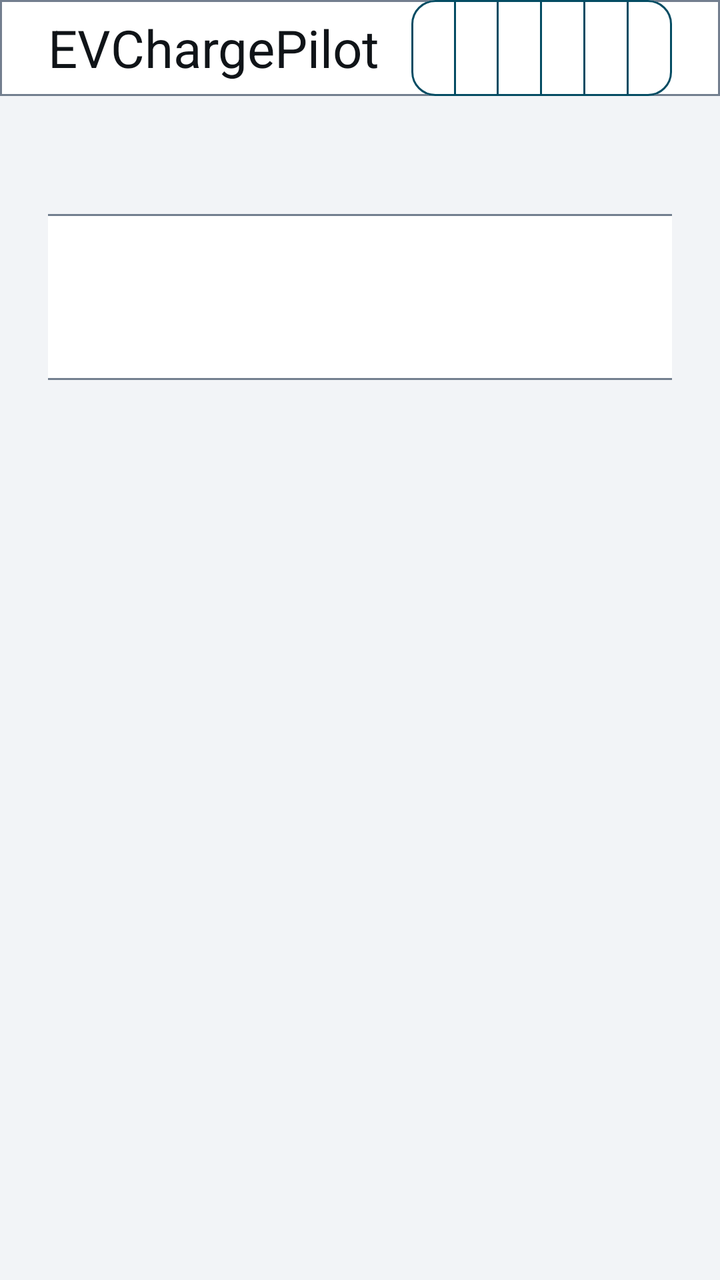
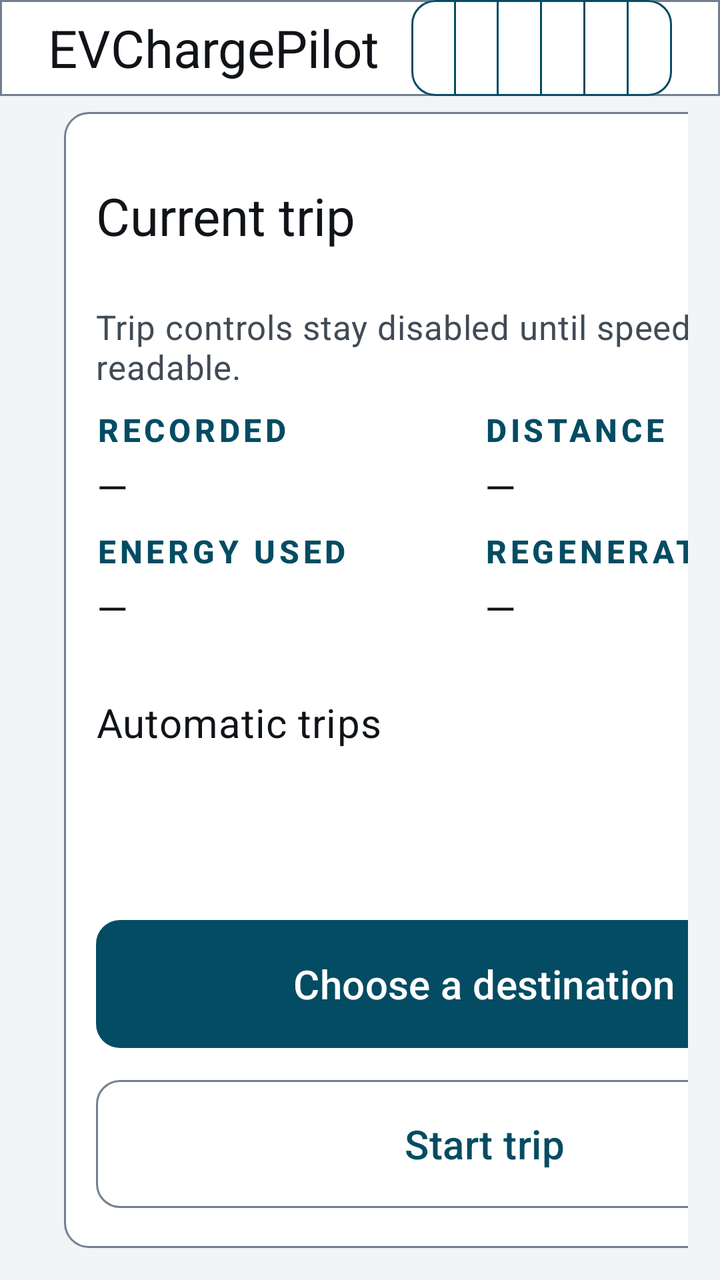

The first picture is an Android layout as it rendered before a commit; the second is the same layout after the commit. The layout source and the unified diff follow.
<!-- AndroidManifest.xml: application theme Theme.EVChargePilot -->
<!-- res/layout/activity_arrival_forecast.xml -->
<?xml version="1.0" encoding="utf-8"?>
<LinearLayout xmlns:android="http://schemas.android.com/apk/res/android"
    android:layout_width="match_parent"
    android:layout_height="match_parent"
    android:orientation="vertical">

    <LinearLayout
        android:layout_width="match_parent"
        android:layout_height="@dimen/chargepilot_bar_height"
        android:background="@drawable/bg_topbar"
        android:gravity="center_vertical"
        android:orientation="horizontal"
        android:paddingStart="@dimen/spacing_lg"
        android:paddingEnd="@dimen/spacing_lg">

        <include
            layout="@layout/view_primary_navigation"
            android:layout_width="0dp"
            android:layout_height="match_parent"
            android:layout_weight="1" />

    </LinearLayout>

    <ScrollView
        android:layout_width="match_parent"
        android:layout_height="0dp"
        android:layout_weight="1"
        android:fillViewport="true">

        <LinearLayout
            android:layout_width="match_parent"
            android:layout_height="wrap_content"
            android:gravity="center_horizontal"
            android:orientation="vertical"
            android:paddingStart="@dimen/spacing_lg"
            android:paddingTop="@dimen/chargepilot_bar_gap"
            android:paddingEnd="@dimen/spacing_lg"
            android:paddingBottom="@dimen/spacing_lg">

            <TextView
                android:id="@+id/arrivalStatus"
                android:layout_width="1400dp"
                android:layout_height="wrap_content"
                android:gravity="center"
                android:textAppearance="@style/Text.EV.Body"
                android:accessibilityLiveRegion="polite" />

            <TextView
                android:id="@+id/arrivalValue"
                android:layout_width="1400dp"
                android:layout_height="wrap_content"
                android:layout_marginTop="@dimen/spacing_lg"
                android:background="@drawable/bg_card"
                android:gravity="center"
                android:padding="@dimen/spacing_lg"
                android:textAppearance="@style/Text.EV.Title" />

            <TextView
                android:id="@+id/arrivalDetail"
                android:layout_width="1400dp"
                android:layout_height="wrap_content"
                android:layout_marginTop="@dimen/spacing_lg"
                android:background="@drawable/bg_card"
                android:lineSpacingExtra="6dp"
                android:padding="@dimen/spacing_lg"
                android:textAppearance="@style/Text.EV.Body"
                android:visibility="gone" />
        </LinearLayout>
    </ScrollView>
</LinearLayout>
<!-- res/layout/view_primary_navigation.xml (included above) -->
<?xml version="1.0" encoding="utf-8"?>
<LinearLayout
    xmlns:android="http://schemas.android.com/apk/res/android"
    xmlns:app="http://schemas.android.com/apk/res-auto"
    android:layout_width="match_parent"
    android:layout_height="match_parent"
    android:gravity="center_vertical"
    android:orientation="horizontal">

    <TextView
        android:layout_width="wrap_content"
        android:layout_height="wrap_content"
        android:layout_marginEnd="@dimen/spacing_md"
        android:text="@string/app_name"
        android:textAppearance="@style/Text.EV.Title" />

    <com.google.android.material.button.MaterialButtonToggleGroup
        android:id="@+id/primaryNavigation"
        android:layout_width="0dp"
        android:layout_height="match_parent"
        android:layout_weight="1"
        app:selectionRequired="true"
        app:singleSelection="true">

    <com.google.android.material.button.MaterialButton
        android:id="@+id/navEnergy"
        style="@style/Widget.EVChargePilot.NavTab"
        android:layout_width="0dp"
        android:layout_height="match_parent"
        android:layout_weight="1"
        android:text="@string/tab_energy" />

    <com.google.android.material.button.MaterialButton
        android:id="@+id/navArrival"
        style="@style/Widget.EVChargePilot.NavTab"
        android:layout_width="0dp"
        android:layout_height="match_parent"
        android:layout_weight="1"
        android:text="@string/tab_arrival" />

    <com.google.android.material.button.MaterialButton
        android:id="@+id/navTrips"
        style="@style/Widget.EVChargePilot.NavTab"
        android:layout_width="0dp"
        android:layout_height="match_parent"
        android:layout_weight="1"
        android:text="@string/tab_trips" />

    <com.google.android.material.button.MaterialButton
        android:id="@+id/navBattery"
        style="@style/Widget.EVChargePilot.NavTab"
        android:layout_width="0dp"
        android:layout_height="match_parent"
        android:layout_weight="1"
        android:text="@string/tab_battery" />

    <com.google.android.material.button.MaterialButton
        android:id="@+id/navDiagnostics"
        style="@style/Widget.EVChargePilot.NavTab"
        android:layout_width="0dp"
        android:layout_height="match_parent"
        android:layout_weight="1"
        android:text="@string/tab_diagnostics" />

    <com.google.android.material.button.MaterialButton
        android:id="@+id/navSettings"
        style="@style/Widget.EVChargePilot.NavTab"
        android:layout_width="0dp"
        android:layout_height="match_parent"
        android:layout_weight="1"
        android:text="@string/tab_settings" />
    </com.google.android.material.button.MaterialButtonToggleGroup>
</LinearLayout>
<!-- resources referenced by this layout -->
<resources>
  <string name="tab_arrival">Arrival</string>
  <!-- unchanged entries left out for length: 37 -->
</resources>

<!-- the commit's change to res/layout/activity_arrival_forecast.xml (unified diff, before → after) -->
@@ -21,52 +21,242 @@
 
     </LinearLayout>
 
-    <ScrollView
+    <LinearLayout
         android:layout_width="match_parent"
         android:layout_height="0dp"
         android:layout_weight="1"
-        android:fillViewport="true">
+        android:baselineAligned="false"
+        android:orientation="horizontal"
+        android:paddingStart="@dimen/spacing_md"
+        android:paddingTop="@dimen/chargepilot_bar_gap"
+        android:paddingEnd="@dimen/spacing_md"
+        android:paddingBottom="@dimen/spacing_md">
 
         <LinearLayout
-            android:layout_width="match_parent"
-            android:layout_height="wrap_content"
-            android:gravity="center_horizontal"
+            android:layout_width="0dp"
+            android:layout_height="match_parent"
+            android:layout_weight="1"
+            android:orientation="vertical">
+
+            <LinearLayout
+                android:layout_width="match_parent"
+                android:layout_height="wrap_content"
+                android:background="@drawable/bg_card"
+                android:orientation="vertical"
+                android:padding="@dimen/spacing_md">
+
+                <TextView
+                    style="@style/Text.EV.ReadoutLabel"
+                    android:text="@string/label_arrival" />
+
+                <TextView
+                    android:id="@+id/arrivalValue"
+                    android:layout_width="wrap_content"
+                    android:layout_height="wrap_content"
+                    android:fontFeatureSettings="tnum"
+                    android:textAppearance="@style/Text.EV.Display" />
+
+                <TextView
+                    android:id="@+id/arrivalStatus"
+                    android:layout_width="match_parent"
+                    android:layout_height="wrap_content"
+                    android:textAppearance="@style/Text.EV.Body"
+                    android:accessibilityLiveRegion="polite" />
+
+                <TextView
+                    android:id="@+id/arrivalDetail"
+                    android:layout_width="match_parent"
+                    android:layout_height="wrap_content"
+                    android:layout_marginTop="@dimen/spacing_xs"
+                    android:textAppearance="@style/Text.EV.Secondary"
+                    android:visibility="gone" />
+            </LinearLayout>
+
+            
+            <LinearLayout
+                android:layout_width="match_parent"
+                android:layout_height="0dp"
+                android:layout_weight="1"
+                android:layout_marginTop="@dimen/spacing_md"
+                android:background="@drawable/bg_card"
+                android:orientation="vertical">
+
+                <LinearLayout
+                    android:layout_width="match_parent"
+                    android:layout_height="0dp"
+                    android:layout_weight="1"
+                    android:baselineAligned="false"
+                    android:orientation="horizontal">
+
+                    <LinearLayout style="@style/Widget.EV.ClimateReadout" android:layout_weight="1">
+                        <TextView style="@style/Text.EV.ReadoutLabel" android:text="@string/label_range" />
+                        <TextView android:id="@+id/rangeValue" style="@style/Text.EV.ClimateValue" />
+                    </LinearLayout>
+                    <LinearLayout style="@style/Widget.EV.ClimateReadout" android:layout_weight="1">
+                        <TextView style="@style/Text.EV.ReadoutLabel" android:text="@string/label_outside_temp" />
+                        <TextView android:id="@+id/outsideTempValue" style="@style/Text.EV.ClimateValue" />
+                    </LinearLayout>
+                    <LinearLayout style="@style/Widget.EV.ClimateReadout" android:layout_weight="1">
+                        <TextView style="@style/Text.EV.ReadoutLabel" android:text="@string/label_cabin_temp" />
+                        <TextView android:id="@+id/cabinTempValue" style="@style/Text.EV.ClimateValue" />
+                    </LinearLayout>
+                    
+                    <LinearLayout style="@style/Widget.EV.ClimateReadout" android:layout_weight="1">
+                        <TextView style="@style/Text.EV.ReadoutLabel" android:text="@string/label_climate_driver_target" />
+                        <TextView android:id="@+id/climateDriverTargetValue" style="@style/Text.EV.ClimateValue" />
+                    </LinearLayout>
+                    <LinearLayout style="@style/Widget.EV.ClimateReadout" android:layout_weight="1">
+                        <TextView style="@style/Text.EV.ReadoutLabel" android:text="@string/label_climate_passenger_target" />
+                        <TextView android:id="@+id/climatePassengerTargetValue" style="@style/Text.EV.ClimateValue" />
+                    </LinearLayout>
+                </LinearLayout>
+
+                <View
+                    android:layout_width="match_parent"
+                    android:layout_height="1dp"
+                    android:background="@color/ev_outline" />
+
+                <LinearLayout
+                    android:layout_width="match_parent"
+                    android:layout_height="0dp"
+                    android:layout_weight="1"
+                    android:baselineAligned="false"
+                    android:orientation="horizontal">
+
+                    <LinearLayout style="@style/Widget.EV.ClimateReadout" android:layout_weight="1">
+                        <TextView style="@style/Text.EV.ReadoutLabel" android:text="@string/label_climate_power" />
+                        <TextView android:id="@+id/climatePowerValue" style="@style/Text.EV.ClimateValue" />
+                    </LinearLayout>
+                    <LinearLayout style="@style/Widget.EV.ClimateReadout" android:layout_weight="1">
+                        <TextView style="@style/Text.EV.ReadoutLabel" android:text="@string/label_climate_ac" />
+                        <TextView android:id="@+id/climateAcValue" style="@style/Text.EV.ClimateValue" />
+                    </LinearLayout>
+                    <LinearLayout style="@style/Widget.EV.ClimateReadout" android:layout_weight="1">
+                        <TextView style="@style/Text.EV.ReadoutLabel" android:text="@string/label_climate_auto" />
+                        <TextView android:id="@+id/climateAutoValue" style="@style/Text.EV.ClimateValue" />
+                    </LinearLayout>
+                    <LinearLayout style="@style/Widget.EV.ClimateReadout" android:layout_weight="1">
+                        <TextView style="@style/Text.EV.ReadoutLabel" android:text="@string/label_climate_fan" />
+                        <TextView android:id="@+id/climateFanValue" style="@style/Text.EV.ClimateValue" />
+                    </LinearLayout>
+                    <LinearLayout style="@style/Widget.EV.ClimateReadout" android:layout_weight="1">
+                        <TextView style="@style/Text.EV.ReadoutLabel" android:text="@string/label_climate_econ" />
+                        <TextView android:id="@+id/climateEconValue" style="@style/Text.EV.ClimateValue" />
+                    </LinearLayout>
+                    <LinearLayout style="@style/Widget.EV.ClimateReadout" android:layout_weight="1">
+                        <TextView style="@style/Text.EV.ReadoutLabel" android:text="@string/label_climate_recirculation" />
+                        <TextView android:id="@+id/climateRecirculationValue" style="@style/Text.EV.ClimateValue" />
+                    </LinearLayout>
+                </LinearLayout>
+
+                <TextView
+                    android:id="@+id/climateAvailability"
+                    android:layout_width="match_parent"
+                    android:layout_height="wrap_content"
+                    android:layout_marginStart="@dimen/spacing_sm"
+                    android:layout_marginEnd="@dimen/spacing_sm"
+                    android:layout_marginBottom="@dimen/spacing_sm"
+                    android:maxLines="1"
+                    android:text="@string/climate_state_only"
+                    android:textAppearance="@style/Text.EV.Secondary" />
+            </LinearLayout>
+        </LinearLayout>
+
+        <LinearLayout
+            android:layout_width="@dimen/chargepilot_rail_width"
+            android:layout_height="match_parent"
+            android:layout_marginStart="@dimen/spacing_md"
+            android:background="@drawable/bg_card"
             android:orientation="vertical"
-            android:paddingStart="@dimen/spacing_lg"
-            android:paddingTop="@dimen/chargepilot_bar_gap"
-            android:paddingEnd="@dimen/spacing_lg"
-            android:paddingBottom="@dimen/spacing_lg">
+            android:padding="@dimen/spacing_md">
+
+            <LinearLayout
+                android:layout_width="match_parent"
+                android:layout_height="@dimen/touch_target"
+                android:baselineAligned="false"
+                android:gravity="center_vertical"
+                android:orientation="horizontal">
+
+                <TextView
+                    android:layout_width="match_parent"
+                    android:layout_height="wrap_content"
+                    android:text="@string/label_current_trip"
+                    android:textAppearance="@style/Text.EV.Title" />
+            </LinearLayout>
 
             <TextView
-                android:id="@+id/arrivalStatus"
-                android:layout_width="1400dp"
-                android:layout_height="wrap_content"
-                android:gravity="center"
-                android:textAppearance="@style/Text.EV.Body"
-                android:accessibilityLiveRegion="polite" />
-
-            <TextView
-                android:id="@+id/arrivalValue"
-                android:layout_width="1400dp"
-                android:layout_height="wrap_content"
-                android:layout_marginTop="@dimen/spacing_lg"
-                android:background="@drawable/bg_card"
-                android:gravity="center"
-                android:padding="@dimen/spacing_lg"
-                android:textAppearance="@style/Text.EV.Title" />
-
-            <TextView
-                android:id="@+id/arrivalDetail"
-                android:layout_width="1400dp"
-                android:layout_height="wrap_content"
-                android:layout_marginTop="@dimen/spacing_lg"
-                android:background="@drawable/bg_card"
-                android:lineSpacingExtra="6dp"
-                android:padding="@dimen/spacing_lg"
-                android:textAppearance="@style/Text.EV.Body"
-                android:visibility="gone" />
+                android:id="@+id/tripHint"
+                android:layout_width="match_parent"
+                android:layout_height="wrap_content"
+                android:layout_marginTop="@dimen/spacing_sm"
+                android:minHeight="44dp"
+                android:text="@string/trip_control_speed_unavailable"
+                android:textAppearance="@style/Text.EV.Secondary" />
+
+            <LinearLayout
+                android:layout_width="match_parent"
+                android:layout_height="wrap_content"
+                android:layout_marginTop="@dimen/spacing_sm"
+                android:baselineAligned="false"
+                android:orientation="horizontal">
+
+                <LinearLayout android:layout_width="0dp" android:layout_height="wrap_content" android:layout_weight="1" android:orientation="vertical">
+                    <TextView style="@style/Text.EV.ReadoutLabel" android:text="@string/label_duration" />
+                    <TextView android:id="@+id/tripDurationValue" style="@style/Text.EV.TripValue" />
+                </LinearLayout>
+                <LinearLayout android:layout_width="0dp" android:layout_height="wrap_content" android:layout_weight="1" android:orientation="vertical">
+                    <TextView style="@style/Text.EV.ReadoutLabel" android:text="@string/label_distance" />
+                    <TextView android:id="@+id/tripDistanceValue" style="@style/Text.EV.TripValue" />
+                </LinearLayout>
+            </LinearLayout>
+
+            <LinearLayout
+                android:layout_width="match_parent"
+                android:layout_height="wrap_content"
+                android:layout_marginTop="@dimen/spacing_sm"
+                android:baselineAligned="false"
+                android:orientation="horizontal">
+
+                <LinearLayout android:layout_width="0dp" android:layout_height="wrap_content" android:layout_weight="1" android:orientation="vertical">
+                    <TextView style="@style/Text.EV.ReadoutLabel" android:text="@string/label_energy_used" />
+                    <TextView android:id="@+id/tripEnergyValue" style="@style/Text.EV.TripValue" />
+                </LinearLayout>
+                <LinearLayout android:layout_width="0dp" android:layout_height="wrap_content" android:layout_weight="1" android:orientation="vertical">
+                    <TextView style="@style/Text.EV.ReadoutLabel" android:text="@string/label_regenerated" />
+                    <TextView android:id="@+id/tripRegenValue" style="@style/Text.EV.TripValue" />
+                </LinearLayout>
+            </LinearLayout>
+
+            <com.google.android.material.materialswitch.MaterialSwitch
+                android:id="@+id/automaticDetection"
+                style="@style/Widget.EV.Switch"
+                android:layout_width="match_parent"
+                android:layout_height="wrap_content"
+                android:layout_marginTop="@dimen/spacing_sm"
+                android:text="@string/action_automatic_trips" />
+
+            <Space
+                android:layout_width="1dp"
+                android:layout_height="0dp"
+                android:layout_weight="1" />
+
+            
+            <com.google.android.material.button.MaterialButton
+                android:id="@+id/chooseDestinationAction"
+                style="@style/Widget.EVChargePilot.Button"
+                android:layout_width="match_parent"
+                android:layout_height="@dimen/touch_target"
+                android:text="@string/charge_stop_action_destination" />
+
+            <com.google.android.material.button.MaterialButton
+                android:id="@+id/tripAction"
+                style="@style/Widget.EV.Button.Outlined"
+                android:layout_width="match_parent"
+                android:layout_height="@dimen/touch_target"
+                android:layout_marginTop="@dimen/spacing_sm"
+                android:text="@string/action_start_trip" />
         </LinearLayout>
-    </ScrollView>
+    </LinearLayout>
 </LinearLayout>
 <!-- res/layout/view_primary_navigation.xml (included above) -->
 <?xml version="1.0" encoding="utf-8"?>
<!-- resource entries referenced after the edit -->
@@ -1,6 +1,96 @@
 <!-- resources referenced by this layout -->
 <resources>
-  <string name="tab_arrival">Arrival</string>
+  <dimen name="chargepilot_rail_width">420dp</dimen>
+  <dimen name="spacing_xs">4dp</dimen>
+  <string name="action_automatic_trips">Automatic trips</string>
+  <string name="action_start_trip">Start trip</string>
+  <string name="charge_stop_action_destination">Choose a destination</string>
+  <string name="climate_state_only">Vehicle state only — no HVAC power is measured</string>
+  <string name="label_arrival">ON ARRIVAL</string>
+  <string name="label_cabin_temp">CABIN</string>
+  <string name="label_climate_ac">A/C</string>
+  <string name="label_climate_auto">AUTO</string>
+  <string name="label_climate_driver_target">DRIVER TARGET</string>
+  <string name="label_climate_econ">ECON</string>
+  <string name="label_climate_fan">FAN</string>
+  <string name="label_climate_passenger_target">PASSENGER TARGET</string>
+  <string name="label_climate_power">HVAC</string>
+  <string name="label_climate_recirculation">RECIRCULATION</string>
+  <string name="label_current_trip">Current trip</string>
+  <string name="label_distance">DISTANCE</string>
+  <string name="label_duration">RECORDED</string>
+  <string name="label_energy_used">ENERGY USED</string>
+  <string name="label_outside_temp">OUTSIDE</string>
+  <string name="label_range">VEHICLE RANGE</string>
+  <string name="label_regenerated">REGENERATED</string>
+  <string name="tab_arrival">Details</string>
+  <string name="trip_control_speed_unavailable">Trip controls stay disabled until speed is readable.</string>
+  <style name="Text.EV.ClimateValue" parent="Text.EV.Title">
+          <item name="android:layout_width">wrap_content</item>
+          <item name="android:layout_height">wrap_content</item>
+          <item name="android:layout_marginTop">@dimen/spacing_xs</item>
+          <item name="android:fontFeatureSettings">tnum</item>
+          <item name="android:text">@string/value_unavailable</item>
+      </style>
+  <style name="Text.EV.Display" parent="TextAppearance.Material3.HeadlineSmall">
+          <item name="android:textSize">@dimen/text_display</item>
+          <item name="android:textColor">@color/ev_text_primary</item>
+      </style>
+  <style name="Text.EV.ReadoutLabel" parent="Text.EV.SectionHeader">
+          <item name="android:layout_width">wrap_content</item>
+          <item name="android:layout_height">wrap_content</item>
+      </style>
+  <style name="Text.EV.Secondary" parent="TextAppearance.Material3.BodyMedium">
+          <item name="android:textSize">@dimen/text_secondary</item>
+          <item name="android:textColor">@color/ev_text_secondary</item>
+      </style>
+  <style name="Text.EV.TripValue" parent="Text.EV.Body">
+          <item name="android:layout_width">wrap_content</item>
+          <item name="android:layout_height">wrap_content</item>
+          <item name="android:layout_marginTop">@dimen/spacing_xs</item>
+          <item name="android:fontFeatureSettings">tnum</item>
+          <item name="android:text">@string/value_unavailable</item>
+      </style>
+  <style name="Widget.EV.Button.Outlined" parent="Widget.Material3.Button.OutlinedButton">
+          <item name="shapeAppearanceOverlay">@style/ShapeAppearanceOverlay.EV.Button</item>
+          <item name="android:minHeight">@dimen/touch_target</item>
+          <item name="android:textSize">@dimen/text_body</item>
+          <item name="android:paddingStart">@dimen/spacing_lg</item>
+          <item name="android:paddingEnd">@dimen/spacing_lg</item>
+      </style>
+  <style name="Widget.EV.ClimateReadout" parent="">
+          <item name="android:layout_width">0dp</item>
+          <item name="android:layout_height">match_parent</item>
+          <item name="android:gravity">center_vertical</item>
+          <item name="android:orientation">vertical</item>
+          <item name="android:paddingStart">@dimen/spacing_sm</item>
+          <item name="android:paddingEnd">@dimen/spacing_sm</item>
+      </style>
+  <style name="Widget.EV.Switch" parent="Widget.Material3.CompoundButton.MaterialSwitch">
+          <item name="android:minHeight">@dimen/touch_target</item>
+          <item name="android:textSize">@dimen/text_body</item>
+          <item name="android:textColor">@color/ev_text_primary</item>
+      </style>
+  <style name="Widget.EVChargePilot.Button" parent="Widget.EV.Button">
+          <item name="android:textColor">@color/ev_button_text</item>
+          <item name="backgroundTint">@color/ev_button_fill</item>
+      </style>
+  <string name="value_unavailable" translatable="false">—</string>
+  <dimen name="text_display">32sp</dimen>
+  <style name="Text.EV.SectionHeader" parent="TextAppearance.Material3.LabelLarge">
+          <item name="android:textSize">@dimen/text_label</item>
+          <item name="android:textColor">@color/ev_accent</item>
+          <item name="android:letterSpacing">0.12</item>
+          <item name="android:textStyle">bold</item>
+      </style>
+  <style name="Widget.EV.Button" parent="Widget.Material3.Button">
+          <item name="shapeAppearanceOverlay">@style/ShapeAppearanceOverlay.EV.Button</item>
+          <item name="android:minHeight">@dimen/touch_target</item>
+          <item name="android:textSize">@dimen/text_body</item>
+          <item name="android:paddingStart">@dimen/spacing_lg</item>
+          <item name="android:paddingEnd">@dimen/spacing_lg</item>
+      </style>
+  <dimen name="text_label">16sp</dimen>
   <!-- unchanged entries left out for length: 37 -->
 </resources>
 
